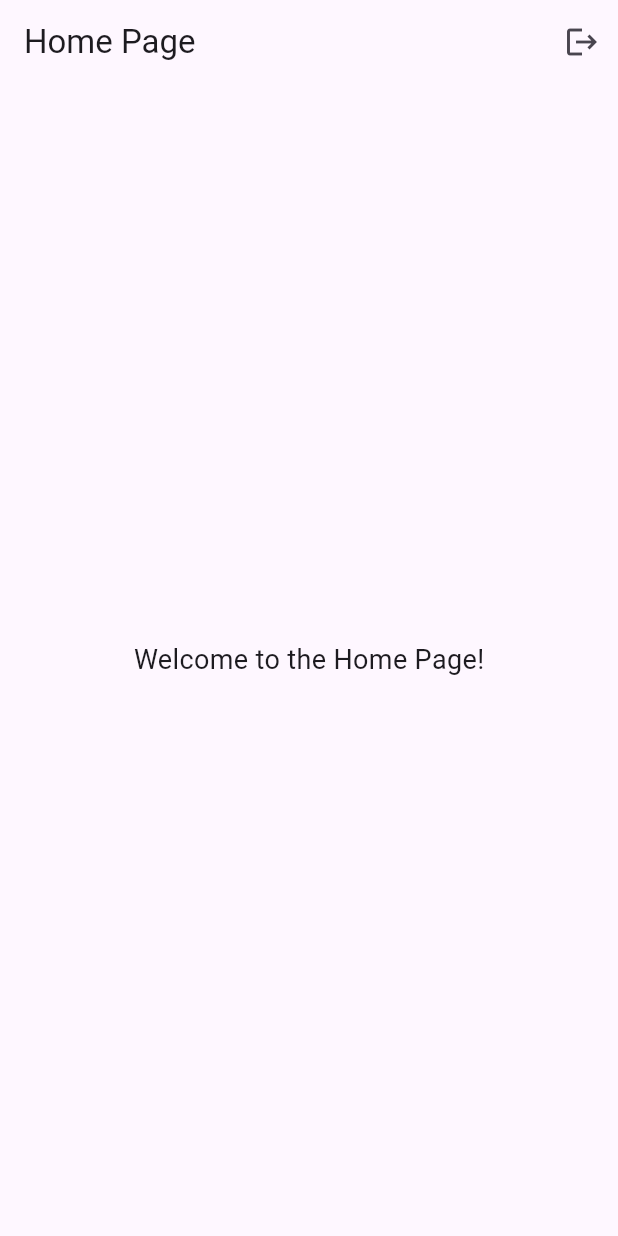
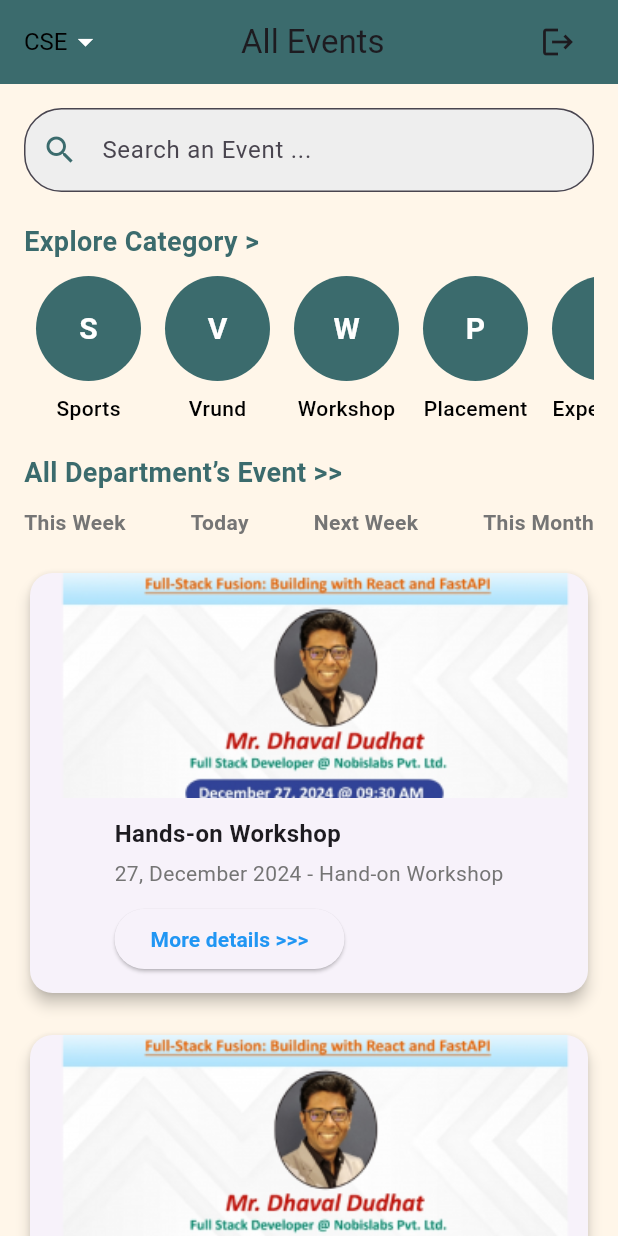
Before and after one commit to shubhlodaliya/Campus_Event, a Flutter app: the HomePage screen opened directly, on a phone screen of 412 x 824 dp. Run offline on Flutter 3.47's test engine with Material 3 defaults, Android fonts, the phone set to English and light mode, and no system bars; our stand-ins replace shared_preferences; accounts and stored records are empty.

Commit message:
2/1/2025

```diff
--- a/lib/screen/home_page.dart
+++ /dev/null
@@ -1,61 +0,0 @@
-// import 'package:flutter/cupertino.dart';
-// import 'package:flutter/material.dart';
-//
-// class HomePage extends StatelessWidget {
-//   @override
-//   Widget build(BuildContext context) {
-//     return Scaffold(
-//       appBar: AppBar(
-//         title: Text('Home Page'),
-//       ),
-//       body: Center(
-//         child: Text('Welcome to the Home Page!'),
-//       ),
-//     );
-//   }
-// }
-import 'package:flutter/cupertino.dart';
-import 'package:flutter/material.dart';
-import 'package:shared_preferences/shared_preferences.dart';
-
-import 'login_page.dart';
-
-class HomePage extends StatelessWidget {
-  Future<void> logout(BuildContext context) async {
-    final prefs = await SharedPreferences.getInstance();
-
-    // Clear login status
-    await prefs.setBool('isLoggedIn', false);
-
-    // Navigate to LoginPage
-    Navigator.pushAndRemoveUntil(
-      context,
-      MaterialPageRoute(builder: (context) => LoginPage()),
-          (route) => false, // Remove all previous routes
-    );
-  }
-
-  @override
-  Widget build(BuildContext context) {
-    return Scaffold(
-      appBar: AppBar(
-        title: Text('Home Page'),
-        actions: [
-          IconButton(
-            icon: Icon(Icons.logout),
-            onPressed: () {
-              logout(context);
-            },
-            tooltip: 'Logout',
-          ),
-        ],
-      ),
-      body: Center(
-        child: Text(
-          'Welcome to the Home Page!',
-          style: TextStyle(fontSize: 18),
-        ),
-      ),
-    );
-  }
-}
--- a/lib/screen/login_page.dart
+++ b/lib/screen/login_page.dart
@@ -221,7 +221,7 @@
 // }
 import 'package:flutter/material.dart';
 import 'package:shared_preferences/shared_preferences.dart';
-import 'home_page.dart';
+import 'student/student_home.dart';
 import 'signup_page.dart';
 import 'package:http/http.dart' as http;
 import 'dart:convert';
@@ -242,7 +242,7 @@ class _LoginPageState extends State<LoginPage> {
     });
 
     final response = await http.post(
-      Uri.parse('http://192.168.235.47:4000/api/users/login'), // Replace with your API URL
+      Uri.parse('http://192.168.235.47:3000/api/users/login'), // Replace with your API URL
       headers: {'Content-Type': 'application/json'},
       body: jsonEncode({'email': email, 'password': password}),
     );
--- a/lib/screen/signup_page.dart
+++ b/lib/screen/signup_page.dart
@@ -34,7 +34,7 @@ class _SignupPageState extends State<SignupPage> {
 
     try {
       final response = await http.post(
-        Uri.parse('http://192.168.235.47:4000/api/users/signup'),
+        Uri.parse('http://192.168.235.47:3000/api/users/signup'),
         headers: {'Content-Type': 'application/json'},
         body: jsonEncode({
           'username': username,
--- a/lib/screen/splash_screen.dart
+++ b/lib/screen/splash_screen.dart
@@ -96,7 +96,7 @@
 import 'package:flutter/material.dart';
 import 'package:shared_preferences/shared_preferences.dart';
 
-import 'home_page.dart';
+import 'student/student_home.dart';
 import 'login_page.dart';
 
 class Splash extends StatefulWidget {
--- /dev/null
+++ b/lib/screen/student/student_home.dart
@@ -0,0 +1,363 @@
+// // import 'package:flutter/cupertino.dart';
+// // import 'package:flutter/material.dart';
+// //
+// // class HomePage extends StatelessWidget {
+// //   @override
+// //   Widget build(BuildContext context) {
+// //     return Scaffold(
+// //       appBar: AppBar(
+// //         title: Text('Home Page'),
+// //       ),
+// //       body: Center(
+// //         child: Text('Welcome to the Home Page!'),
+// //       ),
+// //     );
+// //   }
+// // }
+// import 'package:flutter/cupertino.dart';
+// import 'package:flutter/material.dart';
+// import 'package:shared_preferences/shared_preferences.dart';
+//
+// import '/screen/login_page.dart';
+//
+// class HomePage extends StatelessWidget {
+//   // Future<void> logout(BuildContext context) async {
+//   //   final prefs = await SharedPreferences.getInstance();
+//   //
+//   //   // Clear login status
+//   //   await prefs.setBool('isLoggedIn', false);
+//   //
+//   //   // Navigate to LoginPage
+//   //   Navigator.pushAndRemoveUntil(
+//   //     context,
+//   //     MaterialPageRoute(builder: (context) => LoginPage()),
+//   //         (route) => false, // Remove all previous routes
+//   //   );
+//   // }
+//
+//   @override
+//   Widget build(BuildContext context) {
+//     return Scaffold(
+//       appBar: AppBar(
+//         title: Text('Home Page'),
+//         actions: [
+//           IconButton(
+//             icon: Icon(Icons.logout),
+//             onPressed: () {
+//               logout(context);
+//             },
+//             tooltip: 'Logout',
+//           ),
+//         ],
+//       ),
+//       body: Center(
+//         child: Text(
+//           'Welcome to the Home Page!',
+//           style: TextStyle(fontSize: 18),
+//         ),
+//       ),
+//     );
+//   }
+// }
+import 'package:flutter/cupertino.dart';
+import 'package:flutter/material.dart';
+import 'package:shared_preferences/shared_preferences.dart';
+
+import '../admin/admin_home.dart';
+import '/screen/login_page.dart';
+
+class HomePage extends StatelessWidget {
+  Future<void> logout(BuildContext context) async {
+    final prefs = await SharedPreferences.getInstance();
+
+    // Clear login status
+    await prefs.setBool('isLoggedIn', false);
+
+    // Navigate to LoginPage
+    Navigator.pushAndRemoveUntil(
+      context,
+      MaterialPageRoute(builder: (context) => LoginPage()),
+          (route) => false, // Remove all previous routes
+    );
+  }
+
+  @override
+  Widget build(BuildContext context) {
+    return Scaffold(
+      backgroundColor: Color(0xFFFFF6E9),
+      appBar: AppBar(
+        backgroundColor: Color(0xFF3B6B6D),
+        title: Row(
+          mainAxisAlignment: MainAxisAlignment.spaceBetween,
+          children: [
+
+            DropdownButton<String>(
+              value: 'CSE', // Default department
+              dropdownColor: Colors.white,
+              icon: Icon(Icons.arrow_drop_down, color: Colors.white),
+              underline: SizedBox(), // Removes the underline
+              style: TextStyle(color: Colors.white, fontSize: 16),
+              onChanged: (String? newValue) {
+                // Handle dropdown selection
+                if (newValue != null) {
+                  print('Selected Department: $newValue');
+                }
+              },
+              items: ['CSE', 'CE', 'IT', 'EEE', 'ME']
+                  .map<DropdownMenuItem<String>>((String value) {
+                return DropdownMenuItem<String>(
+                  value: value,
+                  child: Text(
+                    value,
+                    style: TextStyle(color: Colors.black),
+                  ),
+                );
+              }).toList(),
+            ),
+            Text('All Events'),
+            IconButton(
+              icon: Icon(Icons.logout),
+              onPressed: () {
+               logout(context);
+              },
+              tooltip: 'Logout',
+            ),
+          ],
+        ),
+      ),
+
+        body: SingleChildScrollView(
+        child: Padding(
+          padding: const EdgeInsets.all(16.0),
+          child: Column(
+            crossAxisAlignment: CrossAxisAlignment.start,
+            children: [
+              // Search Bar
+              TextField(
+                decoration: InputDecoration(
+                  hintText: 'Search an Event ...',
+                  prefixIcon: Icon(Icons.search, color: Color(0xFF3B6B6D)),
+                  border: OutlineInputBorder(
+                    borderRadius: BorderRadius.circular(25),
+                  ),
+                  focusedBorder: OutlineInputBorder(
+                    borderRadius: BorderRadius.circular(25),
+                    borderSide: BorderSide(color: Color(0xFF3B6B6D)),
+                  ),
+                  filled: true,
+                  fillColor: Colors.grey[200],
+                ),
+              ),
+              SizedBox(height: 20),
+              // Explore Category
+              Text(
+                'Explore Category >',
+                style: TextStyle(
+                  fontSize: 18,
+                  fontWeight: FontWeight.bold,
+                  color: Color(0xFF3B6B6D),
+                ),
+              ),
+              SizedBox(height: 10),
+              SingleChildScrollView(
+                scrollDirection: Axis.horizontal,
+                child: Row(
+                  children: [
+                    for (var category in [
+                      'Sports',
+                      'Vrund',
+                      'Workshop',
+                      'Placement',
+                      'Expert talk'
+                    ])
+                      Padding(
+                        padding: const EdgeInsets.symmetric(horizontal: 8.0),
+                        child: Column(
+                          children: [
+                            CircleAvatar(
+                              radius: 35, // Size of the circle
+                              backgroundColor: Color(0xFF3B6B6D),
+                              child: Text(
+                                category[0], // First letter of the category
+                                style: TextStyle(
+                                  color: Colors.white,
+                                  fontWeight: FontWeight.bold,
+                                  fontSize: 20,
+                                ),
+                              ),
+                            ),
+                            SizedBox(height: 8),
+                            Text(
+                              category,
+                              style: TextStyle(
+                                color: Colors.black,
+                                fontSize: 14,
+                                fontWeight: FontWeight.w500,
+                              ),
+                            ),
+                          ],
+                        ),
+                      ),
+                  ],
+                ),
+              ),
+              SizedBox(height: 20),
+              // Event Section
+              Text(
+                'All Department’s Event >>',
+                style: TextStyle(
+                  fontSize: 18,
+                  fontWeight: FontWeight.bold,
+                  color: Color(0xFF3B6B6D),
+                ),
+              ),
+              SizedBox(height: 10),
+              Row(
+                mainAxisAlignment: MainAxisAlignment.spaceBetween,
+                children: [
+                  Text(
+                    'This Week',
+                    style: TextStyle(
+                      fontWeight: FontWeight.bold,
+                      color: Colors.grey[600],
+                    ),
+                  ),
+                  Text(
+                    'Today',
+                    style: TextStyle(
+                      fontWeight: FontWeight.bold,
+                      color: Colors.grey[600],
+                    ),
+                  ),
+                  Text(
+                    'Next Week',
+                    style: TextStyle(
+                      fontWeight: FontWeight.bold,
+                      color: Colors.grey[600],
+                    ),
+                  ),
+                  Text(
+                    'This Month',
+                    style: TextStyle(
+                      fontWeight: FontWeight.bold,
+                      color: Colors.grey[600],
+                    ),
+                  ),
+                ],
+              ),
+              SizedBox(height: 20),
+              // Event Cards
+              Card(
+                elevation: 4,
+                shape: RoundedRectangleBorder(
+                  borderRadius: BorderRadius.circular(15),
+                ),
+                child: Column(
+                  children: [
+                    Image.asset(
+                      'assets/images/event.png',
+                      height: 150,
+                      width: double.infinity,
+                      fit: BoxFit.cover,
+                    ),
+                    Padding(
+                      padding: const EdgeInsets.all(12.0),
+                      child: Column(
+                        crossAxisAlignment: CrossAxisAlignment.start,
+                        children: [
+                          Text(
+                            'Hands-on Workshop',
+                            style: TextStyle(
+                              fontSize: 16,
+                              fontWeight: FontWeight.bold,
+                            ),
+                          ),
+                          SizedBox(height: 5),
+                          Text(
+                            '27, December 2024 - Hand-on Workshop',
+                            style: TextStyle(
+                              color: Colors.grey[600],
+                              fontSize: 14,
+                            ),
+                          ),
+                          SizedBox(height: 10),
+                          ElevatedButton(
+                            child: Text(
+                              'More details >>>',
+                              style: TextStyle(
+                                color: Colors.blue,
+                                fontSize: 14,
+                                fontWeight: FontWeight.bold,
+                              ),
+                            ),
+                            onPressed: () => {
+                              Navigator.push(
+                                context,
+                                MaterialPageRoute(
+                                  builder: (context) => AddEventScreen(),
+                                ),
+                              )
+                            },
+                          ),
+                        ],
+                      ),
+                    ),
+                  ],
+                ),
+              ),
+              SizedBox(height: 20),
+              Card(
+                elevation: 4,
+                shape: RoundedRectangleBorder(
+                  borderRadius: BorderRadius.circular(15),
+                ),
+                child: Column(
+                  children: [
+                    Image.asset(
+                      'assets/images/event.png',
+                      height: 150,
+                      width: double.infinity,
+                      fit: BoxFit.cover,
+                    ),
+                    Padding(
+                      padding: const EdgeInsets.all(12.0),
+                      child: Column(
+                        crossAxisAlignment: CrossAxisAlignment.start,
+                        children: [
+                          Text(
+                            'Workshop',
+                            style: TextStyle(
+                              fontSize: 16,
+                              fontWeight: FontWeight.bold,
+                            ),
+                          ),
+                          SizedBox(height: 5),
+                          Text(
+                            '27, December 2024 - Hand-on Workshop',
+                            style: TextStyle(
+                              color: Colors.grey[600],
+                              fontSize: 14,
+                            ),
+                          ),
+                          SizedBox(height: 10),
+                          Text(
+                            'More details >>>',
+                            style: TextStyle(
+                              color: Colors.blue,
+                              fontSize: 14,
+                              fontWeight: FontWeight.bold,
+                            ),
+                          ),
+                        ],
+                      ),
+                    ),
+                  ],
+                ),
+              ),
+            ],
+          ),
+        ),
+      ),
+    );
+  }
+}
```
Also changed, not shown: lib/screen/admin/add_event_detail.dart (added, +149 -0 lines), lib/screen/admin/admin_home.dart (added, +99 -0 lines), assets/images/event.png (added).
